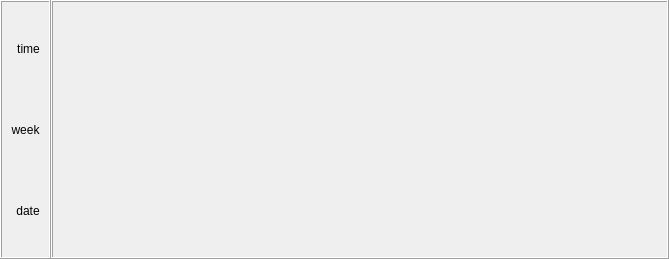
Qt form ui/mainwindow.ui (niuyuxin/infoScreen) before a commit.
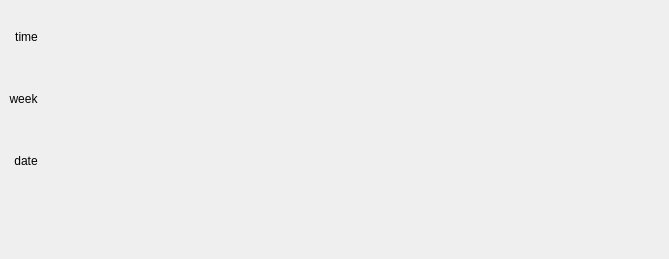
The same form after that commit.

Diff of the .ui file:
```diff
--- a/ui/mainwindow.ui
+++ b/ui/mainwindow.ui
@@ -35,7 +35,7 @@
       <enum>Qt::RightToLeft</enum>
      </property>
      <property name="frameShape">
-      <enum>QFrame::Box</enum>
+      <enum>QFrame::NoFrame</enum>
      </property>
      <property name="frameShadow">
       <enum>QFrame::Raised</enum>
@@ -98,6 +98,16 @@
         </property>
        </widget>
       </item>
+      <item>
+       <widget class="QLabel" name="logoLabel">
+        <property name="autoFillBackground">
+         <bool>true</bool>
+        </property>
+        <property name="text">
+         <string/>
+        </property>
+       </widget>
+      </item>
      </layout>
     </widget>
    </item>
@@ -110,7 +120,7 @@
       </sizepolicy>
      </property>
      <property name="frameShape">
-      <enum>QFrame::Box</enum>
+      <enum>QFrame::NoFrame</enum>
      </property>
      <property name="frameShadow">
       <enum>QFrame::Raised</enum>
```
